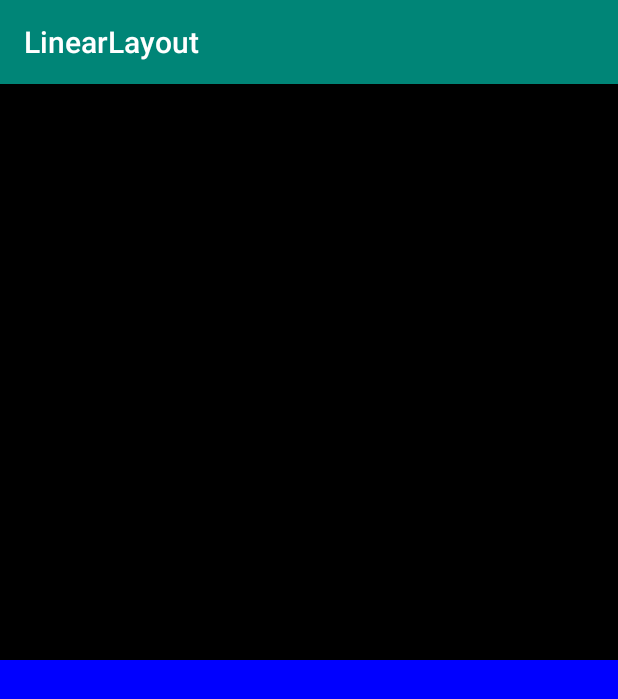
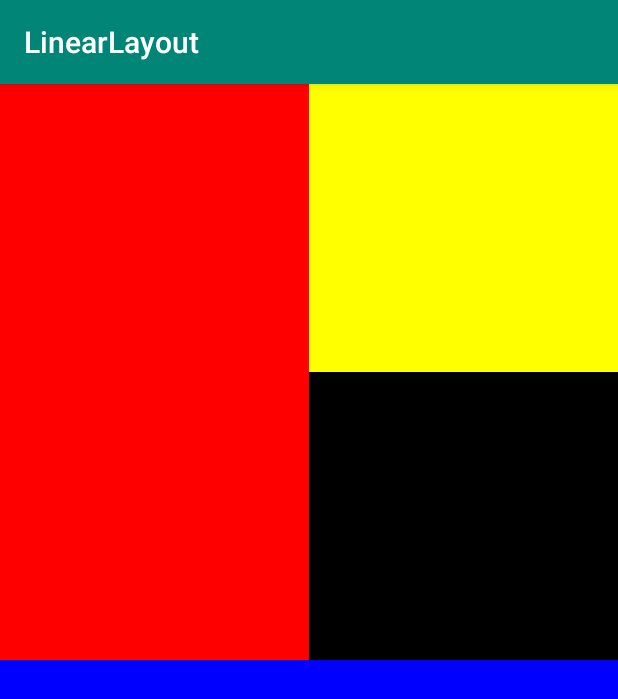
Before and after one commit to swooan/Android, an Android app: the screen it shows after launch (MainActivity), on a phone screen of 412 x 824 dp. Shown: the top 699 px of the screen. Run offline under Robolectric (Android 15) with nearby library versions, the phone set to English and light mode, and no system bars.

Commit message:
linearlayout fix

```diff
--- a/ex05_Layout/05-1_LinearLayout/app/src/main/res/layout/activity_main.xml
+++ b/ex05_Layout/05-1_LinearLayout/app/src/main/res/layout/activity_main.xml
@@ -38,24 +38,37 @@
         android:layout_width="match_parent"
         android:layout_height="match_parent"
         android:layout_weight="1"
-        android:background="#ff0000"
         android:orientation="horizontal">
 
         <LinearLayout
             android:layout_width="match_parent"
             android:layout_height="match_parent"
             android:layout_weight="1"
-            android:background="#ffff00"
+            android:background="#ff0000"
+            android:orientation="vertical"></LinearLayout>
+
+        <LinearLayout
+            android:layout_width="match_parent"
+            android:layout_height="match_parent"
+            android:layout_weight="1"
             android:orientation="vertical">
 
             <LinearLayout
                 android:layout_width="match_parent"
                 android:layout_height="match_parent"
                 android:layout_weight="1"
+                android:background="#ffff00"
+                android:orientation="vertical"></LinearLayout>
+
+            <LinearLayout
+                android:layout_width="match_parent"
+                android:layout_height="match_parent"
+                android:layout_weight="1"
                 android:background="#000000"
-                android:orientation="vertical">
+                android:orientation="vertical"></LinearLayout>
+
         </LinearLayout>
-        </LinearLayout>
+
     </LinearLayout>
 
     <LinearLayout
```
Lines whose indentation alone changed are shown as unchanged.
